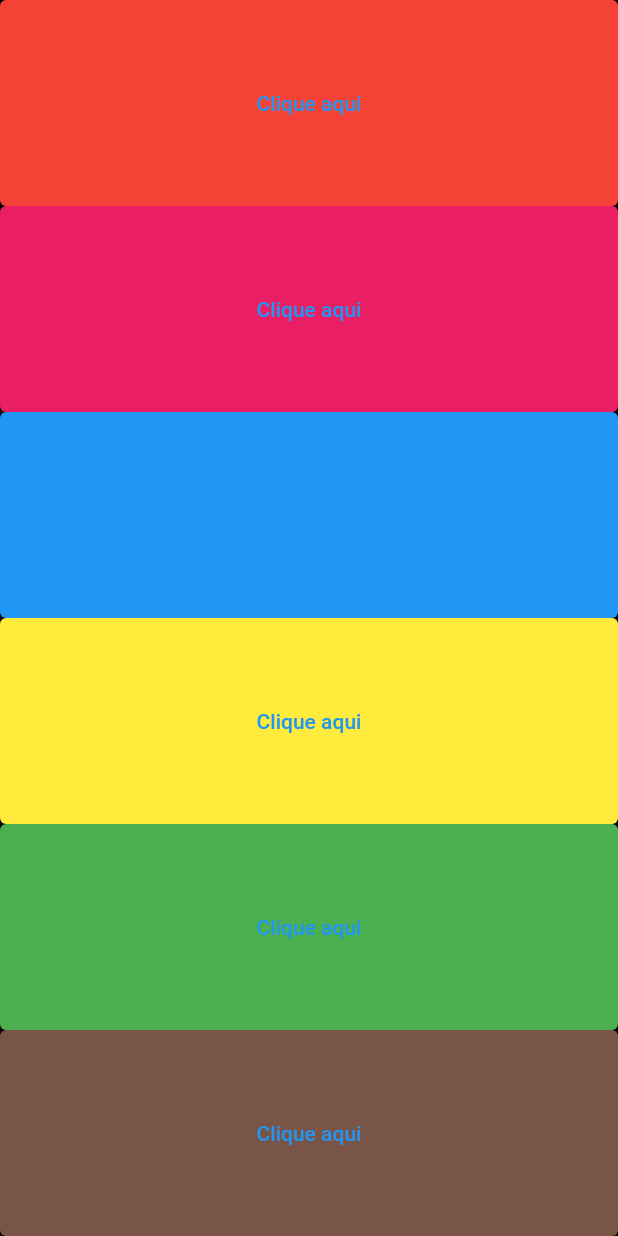
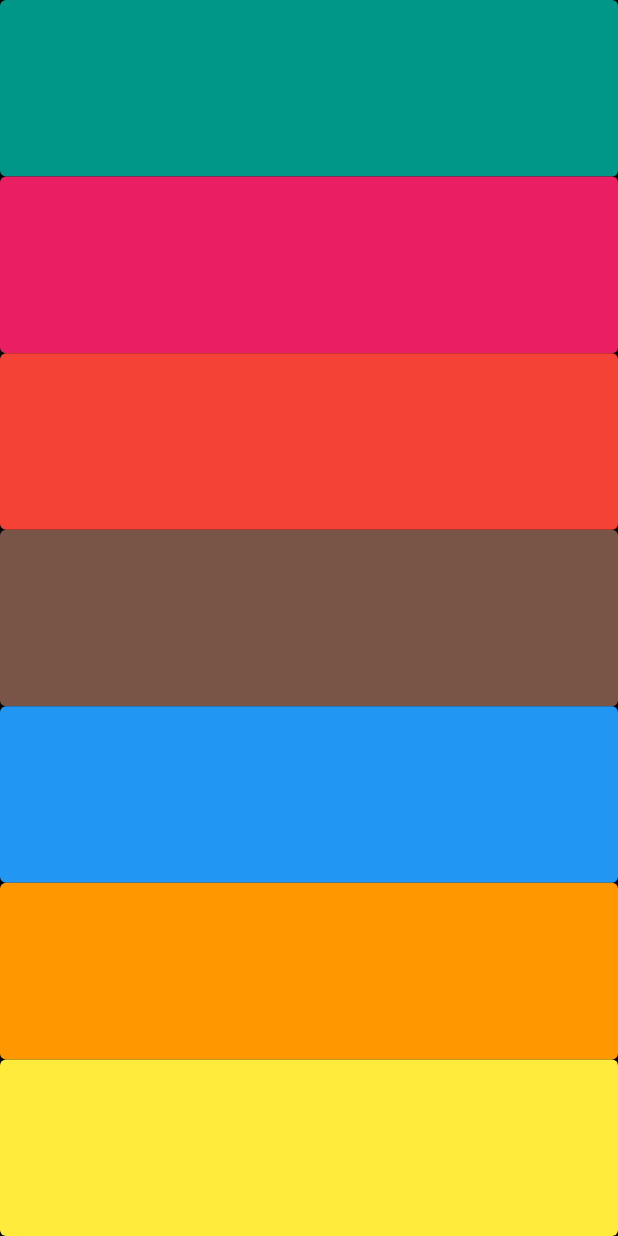
Before and after one commit to LuaDlc/marimba_app, a Flutter app: the screen it shows after launch, on a phone screen of 412 x 824 dp. Run offline on Flutter 3.47's test engine with Material 2 defaults, Android fonts, the phone set to English and light mode, and no system bars; our stand-ins replace audioplayers.

Commit message:
create functions - finally

```diff
--- a/lib/page/marimba_app_page.dart
+++ b/lib/page/marimba_app_page.dart
@@ -9,7 +9,16 @@ class MarimbaAppPage extends StatelessWidget {
     player.play(AssetSource('nota$numeroSom.wav'));
   }
 
-  void criarBotao() {}
+  Expanded criarBotao(Color cor, int numeroDaNota) {
+    return Expanded(
+      child: TextButton(
+          onPressed: () async {
+            tocarSom(numeroDaNota);
+          },
+          style: TextButton.styleFrom(backgroundColor: cor),
+          child: const Text('')),
+    );
+  }
 
   @override
   Widget build(BuildContext context) {
@@ -20,54 +29,13 @@ class MarimbaAppPage extends StatelessWidget {
           child: Column(
         crossAxisAlignment: CrossAxisAlignment.stretch,
         children: [
-          Expanded(
-            child: TextButton(
-                onPressed: () async {
-                  tocarSom(1);
-                },
-                style: TextButton.styleFrom(backgroundColor: Colors.red),
-                child: const Text('Clique aqui')),
-          ),
-          Expanded(
-            child: TextButton(
-                onPressed: () async {
-                  tocarSom(2);
-                },
-                style: TextButton.styleFrom(backgroundColor: Colors.pink),
-                child: const Text('Clique aqui')),
-          ),
-          Expanded(
-            child: TextButton(
-                onPressed: () async {
-                  tocarSom(3);
-                },
-                style: TextButton.styleFrom(backgroundColor: Colors.blue),
-                child: const Text('Clique aqui')),
-          ),
-          Expanded(
-            child: TextButton(
-                onPressed: () async {
-                  tocarSom(4);
-                },
-                style: TextButton.styleFrom(backgroundColor: Colors.yellow),
-                child: const Text('Clique aqui')),
-          ),
-          Expanded(
-            child: TextButton(
-                onPressed: () async {
-                  tocarSom(5);
-                },
-                style: TextButton.styleFrom(backgroundColor: Colors.green),
-                child: const Text('Clique aqui')),
-          ),
-          Expanded(
-            child: TextButton(
-                onPressed: () async {
-                  tocarSom(6);
-                },
-                style: TextButton.styleFrom(backgroundColor: Colors.brown),
-                child: const Text('Clique aqui')),
-          ),
+          criarBotao(Colors.teal, 1),
+          criarBotao(Colors.pink, 2),
+          criarBotao(Colors.red, 3),
+          criarBotao(Colors.brown, 4),
+          criarBotao(Colors.blue, 5),
+          criarBotao(Colors.orange, 6),
+          criarBotao(Colors.yellow, 7),
         ],
       )),
     ));
```
